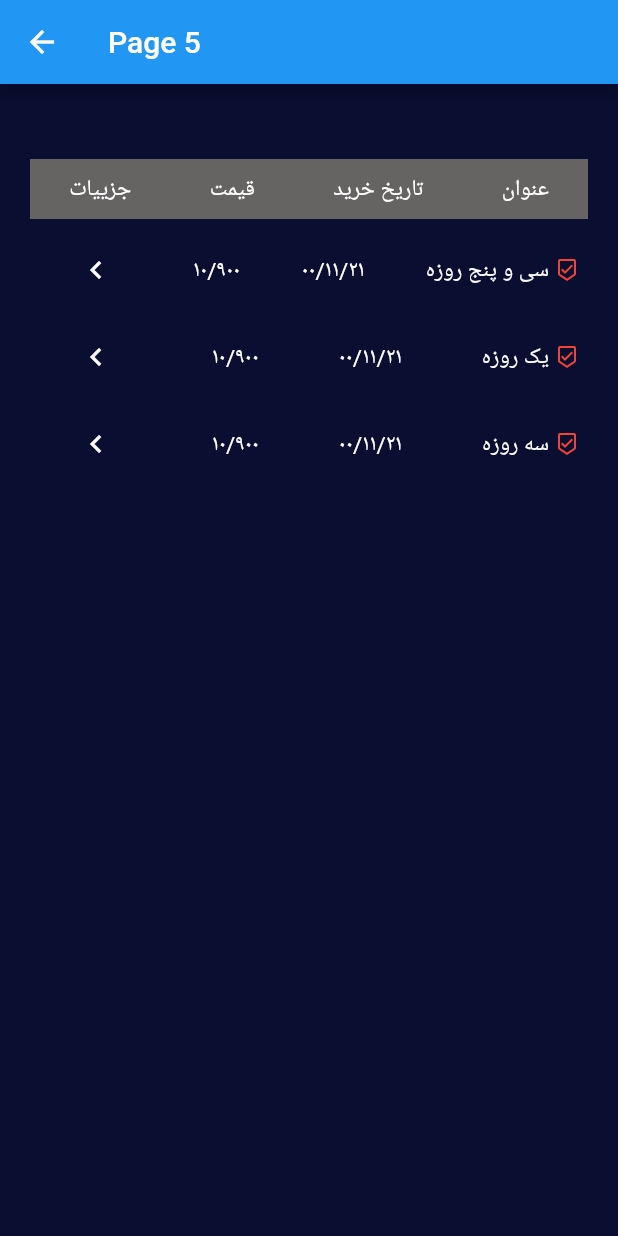
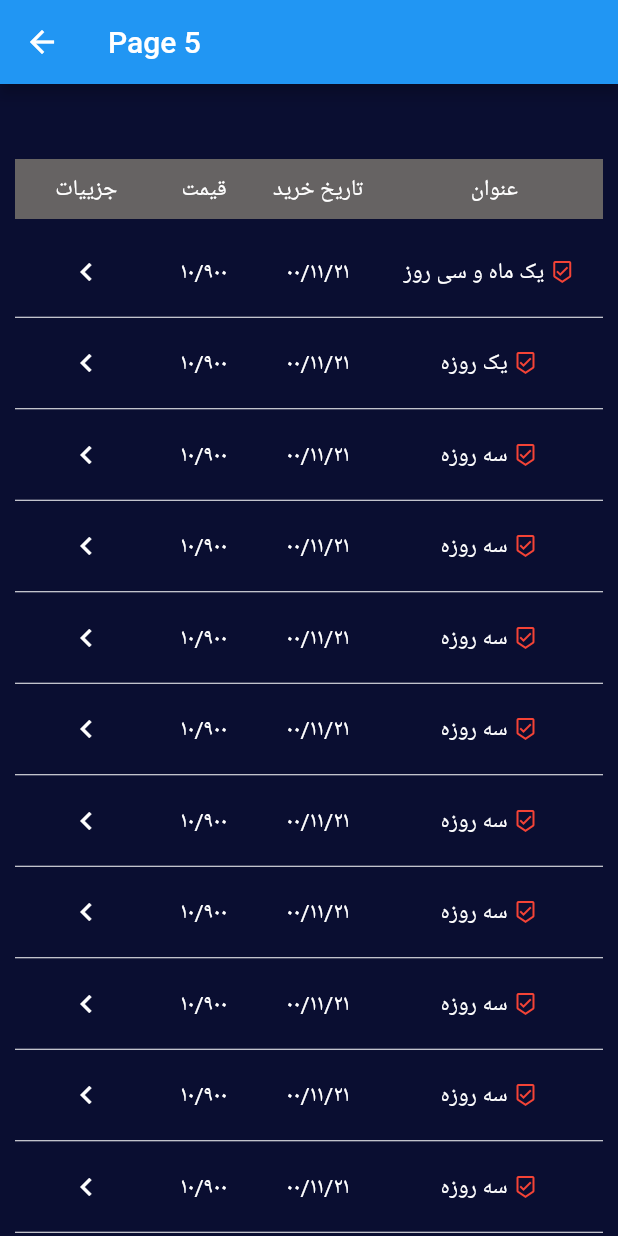
Before and after one commit to AlirezaAhmadiHadi/Training, a Flutter app: the Page5 screen opened directly, on a phone screen of 412 x 824 dp. Run offline on Flutter 3.47's test engine with Material 2 defaults, Android fonts, the phone set to English and light mode, and no system bars; our stand-ins replace font_awesome_flutter.

Commit message:
Repare Project

```diff
--- a/lib/pages/page_2.dart
+++ b/lib/pages/page_2.dart
@@ -19,7 +19,7 @@ class Page2 extends StatelessWidget {
             children: [
               DataTable(
                 horizontalMargin: 10,
-                columnSpacing: 30,
+                columnSpacing: 22,
                 headingRowHeight:40,
                 headingRowColor: MaterialStateColor.resolveWith(
                   (states) => const Color.fromARGB(255, 139, 133, 133),
--- a/lib/pages/page_3.dart
+++ b/lib/pages/page_3.dart
@@ -37,7 +37,6 @@ class Page3 extends StatelessWidget {
                   ],
                 ),
               ),
-              // title
               Container(
                 color: const Color.fromARGB(255, 102, 99, 99),
                 height: 40,
@@ -75,9 +74,8 @@ class Page3 extends StatelessWidget {
                   ],
                 ),
               ),
-              // row1
               Container(
-                padding: const EdgeInsets.only(right: 3),
+                // padding: const EdgeInsets.only(right: 3),
                 margin: const EdgeInsets.only(top: 10),
                 child: Row(
                   mainAxisAlignment: MainAxisAlignment.spaceBetween,
@@ -129,9 +127,8 @@ class Page3 extends StatelessWidget {
               const Divider(
                 color: Color.fromARGB(255, 71, 71, 71),
               ),
-              // row2
               Container(
-                padding: const EdgeInsets.only(right: 3),
+                // padding: const EdgeInsets.only(right: 3),
                 margin: const EdgeInsets.only(top: 10),
                 child: Row(
                   mainAxisAlignment: MainAxisAlignment.spaceBetween,
@@ -183,9 +180,8 @@ class Page3 extends StatelessWidget {
               const Divider(
                 color: Color.fromARGB(255, 71, 71, 71),
               ),
-              // row3
               Container(
-                padding: const EdgeInsets.only(right: 3),
+                // padding: const EdgeInsets.only(right: 3),
                 margin: const EdgeInsets.only(top: 10),
                 child: Row(
                   mainAxisAlignment: MainAxisAlignment.spaceBetween,
--- a/lib/pages/page_5.dart
+++ b/lib/pages/page_5.dart
@@ -1,19 +1,28 @@
 import 'package:flutter/material.dart';
+
+class MyBehavior extends ScrollBehavior {
+  @override
+  Widget buildOverscrollIndicator(
+      BuildContext context, Widget child, ScrollableDetails details) {
+    return child;
+  }
+}
 
 class Page5 extends StatelessWidget {
   Page5({super.key});
 
   final List<dynamic> rows = [
-    [
-      'سی و پنج روزه',
-      '۰۰/۱۱/۲۱',
-      '۱۰/۹۰۰',
-    ],
-    [
-      'یک روزه',
-      '۰۰/۱۱/۲۱',
-      '۱۰/۹۰۰',
-    ],
+    ['یک ماه و سی روز', '۰۰/۱۱/۲۱', '۱۰/۹۰۰'],
+    ['یک روزه', '۰۰/۱۱/۲۱', '۱۰/۹۰۰'],
+    ['سه روزه', '۰۰/۱۱/۲۱', '۱۰/۹۰۰'],
+    ['سه روزه', '۰۰/۱۱/۲۱', '۱۰/۹۰۰'],
+    ['سه روزه', '۰۰/۱۱/۲۱', '۱۰/۹۰۰'],
+    ['سه روزه', '۰۰/۱۱/۲۱', '۱۰/۹۰۰'],
+    ['سه روزه', '۰۰/۱۱/۲۱', '۱۰/۹۰۰'],
+    ['سه روزه', '۰۰/۱۱/۲۱', '۱۰/۹۰۰'],
+    ['سه روزه', '۰۰/۱۱/۲۱', '۱۰/۹۰۰'],
+    ['سه روزه', '۰۰/۱۱/۲۱', '۱۰/۹۰۰'],
+    ['سه روزه', '۰۰/۱۱/۲۱', '۱۰/۹۰۰'],
     ['سه روزه', '۰۰/۱۱/۲۱', '۱۰/۹۰۰'],
   ];
 
@@ -25,64 +34,92 @@ class Page5 extends StatelessWidget {
         title: const Text("Page 5"),
       ),
       body: Container(
-        margin: const EdgeInsets.only(top: 20, right: 20, left: 20),
+        margin: const EdgeInsets.only(top: 20, right: 10, left: 10),
         child: Directionality(
           textDirection: TextDirection.rtl,
           child: Column(
             children: [
               Container(
-                  margin: const EdgeInsets.only(top: 30),
+                padding: const EdgeInsets.all(0),
+                margin: const EdgeInsets.only(top: 30, bottom: 5),
                 color: const Color.fromARGB(255, 102, 99, 99),
                 height: 40,
                 child: Row(
-                    mainAxisAlignment: MainAxisAlignment.spaceAround,
                   children: const [
-                      Text(
+                    Expanded(
+                      child: Center(
+                        child: Text(
                           'عنوان',
                           style: TextStyle(
                             fontSize: 15,
                             color: Colors.white,
                           ),
                         ),
-                      Text(
+                      ),
+                    ),
+                    SizedBox(
+                      width: 90,
+                      child: Center(
+                        child: Text(
                           'تاریخ خرید',
                           style: TextStyle(
                             fontSize: 15,
                             color: Colors.white,
                           ),
                         ),
-                      Text(
+                      ),
+                    ),
+                    SizedBox(
+                      width: 62,
+                      child: Center(
+                        child: Text(
                           'قیمت',
                           style: TextStyle(
                             fontSize: 15,
                             color: Colors.white,
                           ),
                         ),
-                      Text(
+                      ),
+                    ),
+                    SizedBox(
+                      width: 95,
+                      child: Center(
+                        child: Text(
                           'جزییات',
                           style: TextStyle(
                             fontSize: 15,
                             color: Colors.white,
                           ),
                         ),
+                      ),
+                    ),
                   ],
                 ),
               ),
               Expanded(
-                  child: ListView.builder(
+                child: ScrollConfiguration(
+                  behavior: MyBehavior(),
+                  child: ListView.separated(
+                    // physics: const BouncingScrollPhysics(),
                     itemCount: rows.length,
+                    separatorBuilder: (context, index) {
+                      return const Divider(color: Colors.white, height: 1);
+                    },
                     itemBuilder: (BuildContext context, int index) {
                       return Container(
-                        padding: const EdgeInsets.only(right: 6),
-                        margin: const EdgeInsets.only(top: 10),
+                        margin: const EdgeInsets.only(top: 5, bottom: 5),
+                        height: 50,
+                        width: double.infinity,
                         child: Row(
-                          mainAxisAlignment: MainAxisAlignment.spaceBetween,
                           children: [
-                            Row(
+                            Expanded(
+                              child: Center(
+                                child: Row(
+                                  mainAxisAlignment: MainAxisAlignment.center,
                                   children: [
-                                const Padding(
-                                  padding: EdgeInsets.only(left: 4),
-                                  child: Icon(
+                                    Container(
+                                      margin: const EdgeInsets.only(right: 7, left: 4),
+                                      child: const Icon(
                                         Icons.beenhere_outlined,
                                         color: Colors.red,
                                         size: 16,
@@ -97,26 +134,40 @@ class Page5 extends StatelessWidget {
                                     ),
                                   ],
                                 ),
-                            Text(
+                              ),
+                            ),
+                            SizedBox(
+                              width: 90,
+                              child: Center(
+                                child: Text(
                                   rows[index][1].toString(),
                                   style: const TextStyle(
                                     fontSize: 15,
                                     color: Colors.white,
                                   ),
                                 ),
-                            Text(
+                              ),
+                            ),
+                            SizedBox(
+                              width: 62,
+                              child: Center(
+                                child: Text(
                                   rows[index][2].toString(),
                                   style: const TextStyle(
                                     fontSize: 15,
                                     color: Colors.white,
                                   ),
                                 ),
-                            Padding(
-                              padding: const EdgeInsets.only(left: 20),
+                              ),
+                            ),
+                            SizedBox(
+                              width: 95,
+                              child: Center(
                                 child: IconButton(
                                   onPressed: () {},
                                   icon: const Icon(Icons.navigate_next,
                                       color: Colors.white),
+                                ),
                               ),
                             )
                           ],
@@ -124,9 +175,11 @@ class Page5 extends StatelessWidget {
                       );
                     },
                   ),
+                ),
               )
             ],
-            )),
+          ),
+        ),
       ),
     );
   }
```
Lines whose indentation alone changed are shown as unchanged.
